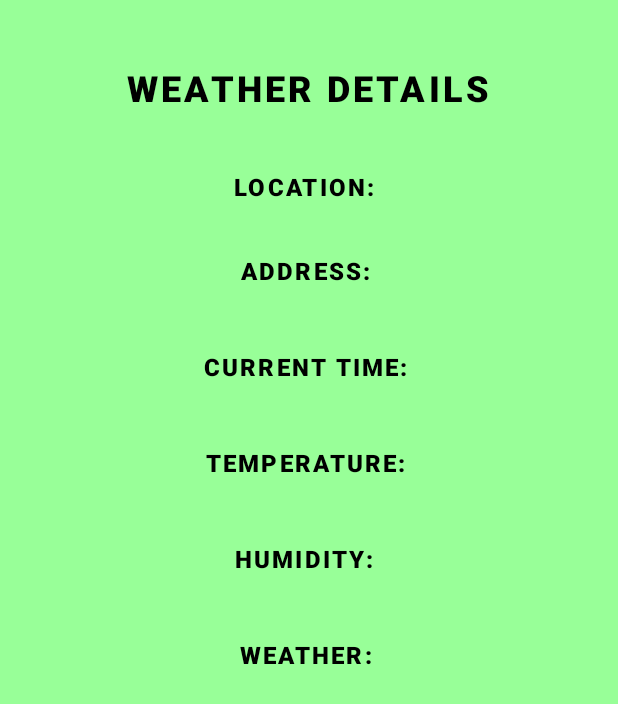
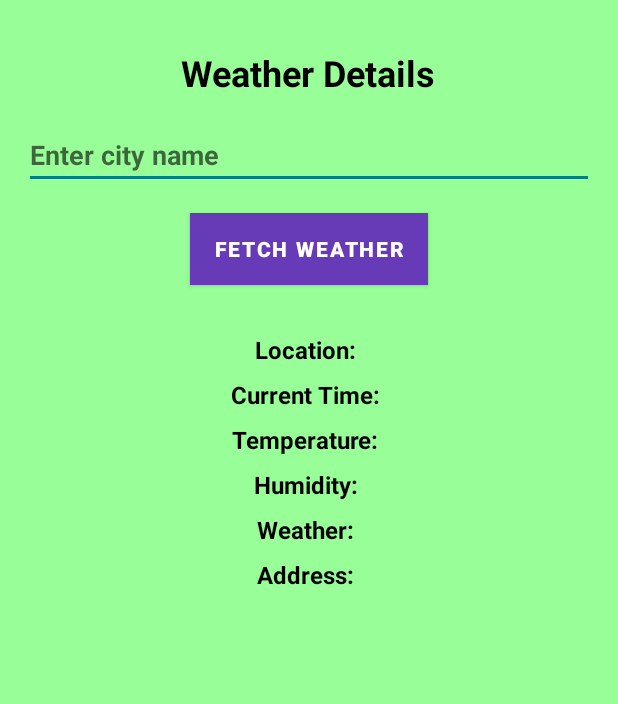
Before and after one commit to ymnaasik/Weather_App, an Android app: the screen it shows after launch (MainActivity), on a phone screen of 412 x 824 dp. Shown: the top 704 px of the screen. Run offline under Robolectric (Android 15) with nearby library versions, the phone set to English and light mode, and no system bars; our stand-ins replace Volley.

Commit message:
Initial Commit

```diff
--- a/app/src/main/java/com/example/weatherapp/MainActivity.java
+++ b/app/src/main/java/com/example/weatherapp/MainActivity.java
@@ -1,3 +1,5 @@
+// MainActivity.java
+
 package com.example.weatherapp;
 
 import android.Manifest;
@@ -6,9 +8,10 @@ import android.location.Address;
 import android.location.Geocoder;
 import android.location.Location;
 import android.os.Bundle;
+import android.widget.Button;
+import android.widget.EditText;
 import android.widget.TextView;
 import android.widget.Toast;
-import java.util.Date;
 
 import androidx.annotation.NonNull;
 import androidx.appcompat.app.AppCompatActivity;
@@ -24,12 +27,14 @@ import com.android.volley.toolbox.Volley;
 import com.google.android.gms.location.FusedLocationProviderClient;
 import com.google.android.gms.location.LocationServices;
 import com.google.android.gms.tasks.OnSuccessListener;
-import java.text.SimpleDateFormat;
+
 import org.json.JSONArray;
 import org.json.JSONException;
 import org.json.JSONObject;
 
 import java.io.IOException;
+import java.text.SimpleDateFormat;
+import java.util.Date;
 import java.util.List;
 import java.util.Locale;
 
@@ -40,10 +45,12 @@ public class MainActivity extends AppCompatActivity {
     private FusedLocationProviderClient fusedLocationClient;
     private TextView textLocation;
     private TextView textTime;
-    private TextView textTemperature;
-    private TextView textHumidity;
-    private TextView textWeatherDescription;
+    private TextView textTemperature; // Changed variable name from textTemp to textTemperature
+    private TextView textHumidity; // Changed variable name from textHumid to textHumidity
+    private TextView textWeatherDescription; // Changed variable name from textDesc to textWeatherDescription
     private TextView textAddress;
+    private EditText editCity;
+    private Button btnFetchWeather;
 
     @Override
     protected void onCreate(Bundle savedInstanceState) {
@@ -56,8 +63,19 @@ public class MainActivity extends AppCompatActivity {
         textHumidity = findViewById(R.id.textHumidity);
         textWeatherDescription = findViewById(R.id.textWeatherDescription);
         textAddress = findViewById(R.id.textAddress);
+        editCity = findViewById(R.id.editCity);
+        btnFetchWeather = findViewById(R.id.btnFetchWeather);
 
         fusedLocationClient = LocationServices.getFusedLocationProviderClient(this);
+
+        btnFetchWeather.setOnClickListener(view -> {
+            String city = editCity.getText().toString().trim();
+            if (!city.isEmpty()) {
+                fetchWeatherDataByCity(city);
+            } else {
+                getLocation();
+            }
+        });
 
         if (ContextCompat.checkSelfPermission(this, Manifest.permission.ACCESS_FINE_LOCATION) != PackageManager.PERMISSION_GRANTED) {
             ActivityCompat.requestPermissions(this, new String[]{Manifest.permission.ACCESS_FINE_LOCATION}, REQUEST_LOCATION_PERMISSION);
@@ -67,6 +85,9 @@ public class MainActivity extends AppCompatActivity {
     }
 
     private void getLocation() {
+        if (ActivityCompat.checkSelfPermission(this, Manifest.permission.ACCESS_FINE_LOCATION) != PackageManager.PERMISSION_GRANTED && ActivityCompat.checkSelfPermission(this, Manifest.permission.ACCESS_COARSE_LOCATION) != PackageManager.PERMISSION_GRANTED) {
+            return;
+        }
         fusedLocationClient.getLastLocation().addOnSuccessListener(this, new OnSuccessListener<Location>() {
             @Override
             public void onSuccess(Location location) {
@@ -120,6 +141,43 @@ public class MainActivity extends AppCompatActivity {
         queue.add(jsonObjectRequest);
     }
 
+    private void fetchWeatherDataByCity(String city) {
+        String apiKey = "a2f2c66265e75b3c23b15564f037cd76"; // Replace "YOUR_API_KEY" with your actual OpenWeatherMap API key
+        String apiUrl = "https://api.openweathermap.org/data/2.5/weather?q=" + city + "&appid=" + apiKey;
+
+        JsonObjectRequest jsonObjectRequest = new JsonObjectRequest
+                (Request.Method.GET, apiUrl, null, new Response.Listener<JSONObject>() {
+                    @Override
+                    public void onResponse(JSONObject response) {
+                        try {
+                            JSONObject main = response.getJSONObject("main");
+                            double temperatureKelvin = main.getDouble("temp");
+                            double temperatureCelsius = temperatureKelvin - 273.15; // Convert temperature from Kelvin to Celsius
+                            int humidity = main.getInt("humidity");
+                            JSONArray weatherArray = response.getJSONArray("weather");
+                            JSONObject weatherObject = weatherArray.getJSONObject(0);
+                            String description = weatherObject.getString("description");
+
+                            // Update UI with weather data
+                            updateWeatherUI(temperatureCelsius, humidity, description);
+                        } catch (JSONException e) {
+                            e.printStackTrace();
+                            Toast.makeText(MainActivity.this, "Error parsing weather data", Toast.LENGTH_SHORT).show();
+                        }
+                    }
+                }, new Response.ErrorListener() {
+                    @Override
+                    public void onErrorResponse(VolleyError error) {
+                        error.printStackTrace();
+                        Toast.makeText(MainActivity.this, "Error fetching weather data", Toast.LENGTH_SHORT).show();
+                    }
+                });
+
+        // Add the request to the RequestQueue.
+        RequestQueue queue = Volley.newRequestQueue(this);
+        queue.add(jsonObjectRequest);
+    }
+
     private void fetchAddress(double latitude, double longitude) {
         Geocoder geocoder = new Geocoder(this, Locale.getDefault());
         try {
@@ -136,9 +194,9 @@ public class MainActivity extends AppCompatActivity {
 
     private void updateWeatherUI(double temperature, int humidity, String description) {
         String formattedTemperature = String.format(Locale.getDefault(), "%.2f", temperature);
-        textTemperature.setText("Temperature: " + formattedTemperature + "°C");
-        textHumidity.setText("Humidity: " + humidity + "%");
-        textWeatherDescription.setText("Weather: " + description);
+        textTemperature.setText("Temperature: " + formattedTemperature + "°C"); // Update temperature text view
+        textHumidity.setText("Humidity: " + humidity + "%"); // Update humidity text view
+        textWeatherDescription.setText("Weather: " + description); // Update weather description text view
 
         // Display current time
         SimpleDateFormat sdf = new SimpleDateFormat("HH:mm:ss", Locale.getDefault());
--- a/app/src/main/res/layout/activity_main.xml
+++ b/app/src/main/res/layout/activity_main.xml
@@ -6,7 +6,7 @@
     android:background="#98FF98"
     tools:context=".MainActivity">
 
-<Button
+    <TextView
         android:id="@+id/textHeading"
         android:layout_width="wrap_content"
         android:layout_height="wrap_content"
@@ -15,10 +15,36 @@ android:textSize="24sp"
         android:textColor="#000000"
         android:textStyle="bold"
         android:layout_centerHorizontal="true"
-android:layout_marginTop="32dp"
-android:background="@android:color/transparent" />
+        android:layout_marginTop="32dp" />
 
+    <!-- EditText for inputting city name -->
+    <EditText
+        android:id="@+id/editCity"
+        android:layout_width="match_parent"
+        android:layout_height="wrap_content"
+        android:hint="Enter city name"
+        android:textColor="#000000"
+        android:textStyle="bold"
+        android:layout_below="@id/textHeading"
+        android:layout_marginTop="16dp"
+        android:layout_marginStart="16dp"
+        android:layout_marginEnd="16dp" />
+
+    <!-- Button to fetch weather data -->
     <Button
+        android:id="@+id/btnFetchWeather"
+        android:layout_width="wrap_content"
+        android:layout_height="wrap_content"
+        android:text="Fetch Weather"
+        android:textColor="#FFFFFF"
+        android:textStyle="bold"
+        android:background="#1E90FF"
+        android:layout_below="@id/editCity"
+        android:layout_centerHorizontal="true"
+        android:layout_marginTop="16dp" />
+
+    <!-- TextViews for displaying weather information -->
+    <TextView
         android:id="@+id/textLocation"
         android:layout_width="wrap_content"
         android:layout_height="wrap_content"
@@ -26,25 +52,11 @@ android:text="Location: "
         android:textSize="16sp"
         android:textColor="#000000"
         android:textStyle="bold"
-android:layout_below="@id/textHeading"
+        android:layout_below="@id/btnFetchWeather"
         android:layout_centerHorizontal="true"
-android:layout_marginTop="16dp"
-android:background="@android:color/transparent" />
+        android:layout_marginTop="32dp" />
 
-<Button
-android:id="@+id/textAddress"
-android:layout_width="wrap_content"
-android:layout_height="wrap_content"
-android:text="Address: "
-android:textSize="16sp"
-android:textColor="#000000"
-android:textStyle="bold"
-android:layout_below="@id/textLocation"
-android:layout_centerHorizontal="true"
-android:layout_marginTop="8dp"
-android:background="@android:color/transparent" />
-
-<Button
+    <TextView
         android:id="@+id/textTime"
         android:layout_width="wrap_content"
         android:layout_height="wrap_content"
@@ -52,12 +64,11 @@ android:text="Current Time: "
         android:textSize="16sp"
         android:textColor="#000000"
         android:textStyle="bold"
-android:layout_below="@id/textAddress"
+        android:layout_below="@id/textLocation"
         android:layout_centerHorizontal="true"
-android:layout_marginTop="16dp"
-android:background="@android:color/transparent" />
+        android:layout_marginTop="8dp" />
 
-<Button
+    <TextView
         android:id="@+id/textTemperature"
         android:layout_width="wrap_content"
         android:layout_height="wrap_content"
@@ -67,10 +78,9 @@ android:textColor="#000000"
         android:textStyle="bold"
         android:layout_below="@id/textTime"
         android:layout_centerHorizontal="true"
-android:layout_marginTop="16dp"
-android:background="@android:color/transparent" />
+        android:layout_marginTop="8dp" />
 
-<Button
+    <TextView
         android:id="@+id/textHumidity"
         android:layout_width="wrap_content"
         android:layout_height="wrap_content"
@@ -80,10 +90,9 @@ android:textColor="#000000"
         android:textStyle="bold"
         android:layout_below="@id/textTemperature"
         android:layout_centerHorizontal="true"
-android:layout_marginTop="16dp"
-android:background="@android:color/transparent" />
+        android:layout_marginTop="8dp" />
 
-<Button
+    <TextView
         android:id="@+id/textWeatherDescription"
         android:layout_width="wrap_content"
         android:layout_height="wrap_content"
@@ -93,7 +102,20 @@ android:textColor="#000000"
         android:textStyle="bold"
         android:layout_below="@id/textHumidity"
         android:layout_centerHorizontal="true"
-android:layout_marginTop="16dp"
-android:background="@android:color/transparent" />
+        android:layout_marginTop="8dp" />
+
+    <!-- TextView for displaying address -->
+    <TextView
+        android:id="@+id/textAddress"
+        android:layout_width="wrap_content"
+        android:layout_height="wrap_content"
+        android:text="Address: "
+        android:textSize="16sp"
+        android:textColor="#000000"
+        android:textStyle="bold"
+        android:layout_below="@id/textWeatherDescription"
+        android:layout_centerHorizontal="true"
+        android:layout_marginTop="8dp" />
+
 
 </RelativeLayout>
--- a/app/src/main/res/values/colors.xml
+++ b/app/src/main/res/values/colors.xml
@@ -2,4 +2,7 @@
 <resources>
     <color name="black">#FF000000</color>
     <color name="white">#FFFFFFFF</color>
+    <color name="colorPrimary">#3F51B5</color>
+    <color name="colorPrimaryDark">#303F9F</color>
+    <color name="colorAccent">#FF4081</color>
 </resources>
```
Lines whose indentation alone changed are shown as unchanged.
